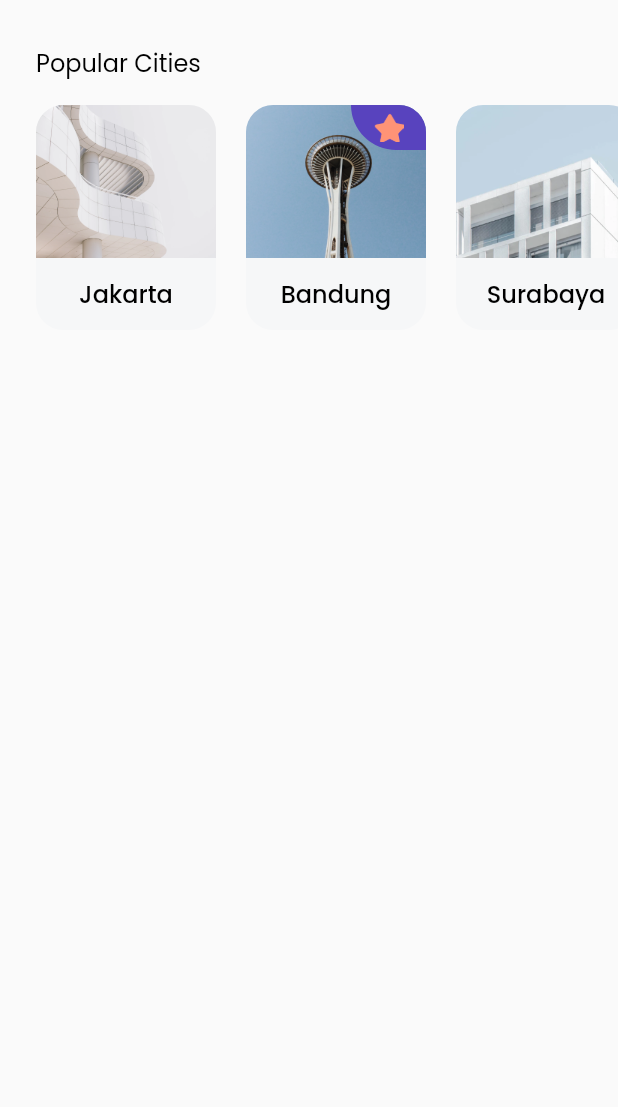
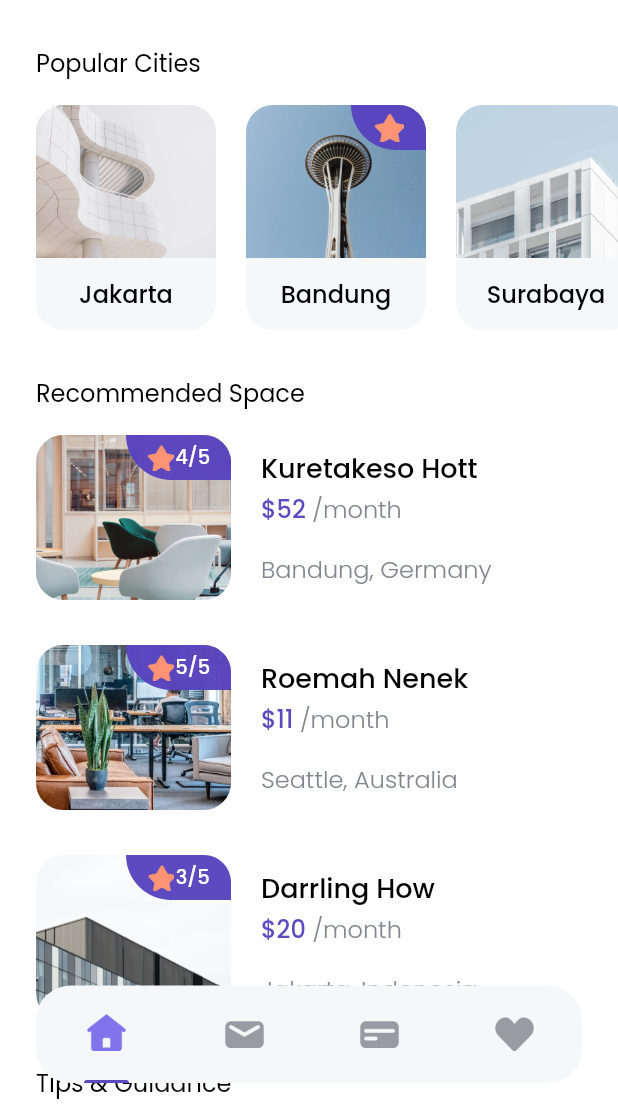
Before and after one commit to ferhatmuhamad/cozy_app, a Flutter app: the screen it shows after launch, after a tap on "Explore Now", on a phone screen of 412 x 824 dp, the part 129-1236 px from its top. Run offline on Flutter 3.47's test engine with Material 2 defaults, Android fonts, the phone set to English and light mode, and no system bars; our stand-ins replace google_fonts.

```diff
--- a/analysis_options.yaml
+++ b/analysis_options.yaml
@@ -7,7 +7,7 @@
 
 # The following line activates a set of recommended lints for Flutter apps,
 # packages, and plugins designed to encourage good coding practices.
-include: package:flutter_lints/flutter.yaml
+# include: package:flutter_lints/flutter.yaml
 
 linter:
   # The lint rules applied to this project can be customized in the
--- /dev/null
+++ b/lib/models/space.dart
@@ -0,0 +1,20 @@
+// ignore_for_file: public_member_api_docs, sort_constructors_first
+class Space {
+  int id;
+  String name;
+  String imageUrl;
+  int price;
+  String city;
+  String country;
+  int rating;
+
+  Space({
+    required this.id,
+    required this.name,
+    required this.imageUrl,
+    required this.price,
+    required this.city,
+    required this.country,
+    required this.rating,
+  });
+}
--- /dev/null
+++ b/lib/models/tips.dart
@@ -0,0 +1,13 @@
+class Tips {
+  int id;
+  String title;
+  String imageUrl;
+  String updateAt;
+
+  Tips({
+    required this.id,
+    required this.title,
+    required this.imageUrl,
+    required this.updateAt,
+  });
+}
--- a/lib/pages/home_page.dart
+++ b/lib/pages/home_page.dart
@@ -1,5 +1,10 @@
 import 'package:cozy_app/models/city.dart';
+import 'package:cozy_app/models/space.dart';
+import 'package:cozy_app/models/tips.dart';
+import 'package:cozy_app/widgets/bottom_navbar_item.dart';
 import 'package:cozy_app/widgets/city_card.dart';
+import 'package:cozy_app/widgets/space_card.dart';
+import 'package:cozy_app/widgets/tips_card.dart';
 import 'package:flutter/material.dart';
 import '../theme.dart';
 
@@ -9,14 +14,15 @@ class HomePage extends StatelessWidget {
   @override
   Widget build(BuildContext context) {
     return Scaffold(
+      backgroundColor: whiteColor,
       body: SafeArea(
-        child: Padding(
-          padding: EdgeInsets.only(
-            top: edge,
-            bottom: edge,
-          ),
+        bottom: false,
         child: ListView(
           children: [
+            SizedBox(
+              height: edge,
+            ),
+            // NOTE: TITLE/HEADER
             Padding(
               padding: const EdgeInsets.only(left: 24),
               child: Text(
@@ -42,6 +48,7 @@ class HomePage extends StatelessWidget {
             ),
             const SizedBox(height: 16),
             Container(
+              // NOTE: POPULAR CITIES
               height: 150,
               child: ListView(
                 scrollDirection: Axis.horizontal,
@@ -74,10 +81,133 @@ class HomePage extends StatelessWidget {
                 ],
               ),
             ),
+            const SizedBox(height: 30),
+            // NOTE: RECOMENDED CITIES
+            Padding(
+              padding: const EdgeInsets.only(left: 24),
+              child: Text(
+                'Recommended Space',
+                style: regulerTextStyle.copyWith(fontSize: 16),
+              ),
+            ),
+            const SizedBox(height: 16),
+            Padding(
+              padding: const EdgeInsets.symmetric(horizontal: 24.0),
+              child: Column(
+                children: [
+                  SpaceCard(
+                    Space(
+                      id: 1,
+                      name: 'Kuretakeso Hott',
+                      imageUrl: 'assets/images/space1.png',
+                      price: 52,
+                      city: 'Bandung',
+                      country: 'Germany',
+                      rating: 4,
+                    ),
+                  ),
+                  const SizedBox(height: 30),
+                  SpaceCard(
+                    Space(
+                      id: 2,
+                      name: 'Roemah Nenek',
+                      imageUrl: 'assets/images/space2.png',
+                      price: 11,
+                      city: 'Seattle',
+                      country: 'Australia',
+                      rating: 5,
+                    ),
+                  ),
+                  const SizedBox(height: 30),
+                  SpaceCard(
+                    Space(
+                      id: 3,
+                      name: 'Darrling How',
+                      imageUrl: 'assets/images/space3.png',
+                      price: 20,
+                      city: 'Jakarta',
+                      country: 'Indonesia',
+                      rating: 3,
+                    ),
+                  ),
                 ],
               ),
             ),
+            const SizedBox(height: 30),
+            // NOTE: TIPS & GUIDANCE
+            Padding(
+              padding: const EdgeInsets.only(left: 24),
+              child: Text(
+                'Tips & Guidance',
+                style: regulerTextStyle.copyWith(fontSize: 16),
               ),
+            ),
+            const SizedBox(height: 16),
+            Padding(
+              padding: const EdgeInsets.symmetric(horizontal: 24.0),
+              child: Column(
+                children: [
+                  TipsCard(
+                    Tips(
+                      id: 1,
+                      title: 'City Guidelines',
+                      imageUrl: 'assets/images/tips1.png',
+                      updateAt: '20 Apr',
+                    ),
+                  ),
+                  SizedBox(
+                    height: 20,
+                  ),
+                  TipsCard(
+                    Tips(
+                      id: 2,
+                      title: 'Jakarta Fairship',
+                      imageUrl: 'assets/images/tips2.png',
+                      updateAt: '11 Dec',
+                    ),
+                  ),
+                ],
+              ),
+            ),
+            SizedBox(
+              height: 80 + edge,
+            ),
+          ],
+        ),
+      ),
+      floatingActionButton: Container(
+        height: 65,
+        width: MediaQuery.of(context).size.width - (2 * edge),
+        margin: EdgeInsets.symmetric(
+          horizontal: edge,
+        ),
+        decoration: BoxDecoration(
+          color: Color(0xFFF6F7F8),
+          borderRadius: BorderRadius.circular(23),
+        ),
+        child: Row(
+          mainAxisAlignment: MainAxisAlignment.spaceAround,
+          children: [
+            BottomNavbarItem(
+              imageUrl: 'assets/icons/icon_home.png',
+              isActive: true,
+            ),
+            BottomNavbarItem(
+              imageUrl: 'assets/icons/icon_message.png',
+              isActive: false,
+            ),
+            BottomNavbarItem(
+              imageUrl: 'assets/icons/icon_card.png',
+              isActive: false,
+            ),
+            BottomNavbarItem(
+              imageUrl: 'assets/icons/icon_love.png',
+              isActive: false,
+            ),
+          ],
+        ),
+      ),
+      floatingActionButtonLocation: FloatingActionButtonLocation.centerFloat,
     );
   }
 }
--- a/lib/pages/splash_page.dart
+++ b/lib/pages/splash_page.dart
@@ -8,6 +8,7 @@ class SplashPage extends StatelessWidget {
   @override
   Widget build(BuildContext context) {
     return Scaffold(
+      backgroundColor: whiteColor,
       body: SafeArea(
         bottom: false,
         child: Stack(
--- a/lib/theme.dart
+++ b/lib/theme.dart
@@ -1,7 +1,7 @@
 import 'package:flutter/material.dart';
 import 'package:google_fonts/google_fonts.dart';
 
-Color purpleColor = Color(0xff5843BE);
+Color purpleColor = Color(0xff75843BE);
 Color orangeColor = Color(0xffFF9376);
 Color blackColor = Color(0xff000000);
 Color whiteColor = Color(0xffFFFFFF);
--- /dev/null
+++ b/lib/widgets/bottom_navbar_item.dart
@@ -0,0 +1,38 @@
+import 'package:cozy_app/theme.dart';
+import 'package:flutter/material.dart';
+
+class BottomNavbarItem extends StatelessWidget {
+  final String imageUrl;
+  final bool isActive;
+
+  BottomNavbarItem({
+    required this.imageUrl,
+    required this.isActive,
+  });
+
+  @override
+  Widget build(BuildContext context) {
+    return Column(
+      children: [
+        Spacer(),
+        Image.asset(
+          this.imageUrl,
+          width: 26,
+        ),
+        Spacer(),
+        isActive
+            ? Container(
+                width: 30,
+                height: 2,
+                decoration: BoxDecoration(
+                  color: purpleColor,
+                  borderRadius: BorderRadius.vertical(
+                    top: Radius.circular(1000),
+                  ),
+                ),
+              )
+            : Container(),
+      ],
+    );
+  }
+}
--- /dev/null
+++ b/lib/widgets/space_card.dart
@@ -0,0 +1,108 @@
+import 'package:cozy_app/pages/detail_page.dart';
+
+import '../models/space.dart';
+import 'package:cozy_app/theme.dart';
+import 'package:flutter/material.dart';
+
+class SpaceCard extends StatelessWidget {
+  final Space space;
+  SpaceCard(this.space);
+  // const SpaceCard({Key? key}) : super(key: key);
+
+  @override
+  Widget build(BuildContext context) {
+    return InkWell(
+      onTap: () {
+        Navigator.push(
+          context,
+          MaterialPageRoute(
+            builder: (context) => DetailPage(),
+          ),
+        );
+      },
+      child: Row(
+        children: [
+          ClipRRect(
+            borderRadius: BorderRadius.circular(18),
+            child: Container(
+              width: 130,
+              height: 110,
+              child: Stack(
+                children: [
+                  Image.asset(space.imageUrl),
+                  Align(
+                    alignment: Alignment.topRight,
+                    child: Container(
+                      width: 70,
+                      height: 30,
+                      decoration: BoxDecoration(
+                        color: purpleColor,
+                        borderRadius: BorderRadius.only(
+                          bottomLeft: Radius.circular(36),
+                        ),
+                      ),
+                      child: Row(
+                        mainAxisAlignment: MainAxisAlignment.center,
+                        crossAxisAlignment: CrossAxisAlignment.center,
+                        children: [
+                          Image.asset(
+                            'assets/icons/icon_star.png',
+                            width: 18,
+                            height: 18,
+                          ),
+                          const SizedBox(width: 1),
+                          Text(
+                            '${space.rating}/5',
+                            style: whiteTextStyle.copyWith(
+                              fontSize: 13,
+                            ),
+                          ),
+                        ],
+                      ),
+                    ),
+                  ),
+                ],
+              ),
+            ),
+          ),
+          const SizedBox(width: 20),
+          Column(
+            crossAxisAlignment: CrossAxisAlignment.start,
+            children: [
+              Text(
+                space.name,
+                style: blackTextStyle.copyWith(
+                  fontSize: 18,
+                ),
+              ),
+              const SizedBox(height: 2),
+              Text.rich(
+                TextSpan(
+                  text: '\$${space.price}',
+                  style: purpleTextStyle.copyWith(
+                    fontSize: 16,
+                  ),
+                  children: [
+                    TextSpan(
+                      text: ' /month',
+                      style: greyTextStyle.copyWith(
+                        fontSize: 16,
+                      ),
+                    ),
+                  ],
+                ),
+              ),
+              const SizedBox(height: 16),
+              Text(
+                '${space.city}, ${space.country}',
+                style: greyTextStyle.copyWith(
+                  fontSize: 16,
+                ),
+              ),
+            ],
+          ),
+        ],
+      ),
+    );
+  }
+}
--- /dev/null
+++ b/lib/widgets/tips_card.dart
@@ -0,0 +1,51 @@
+import 'package:cozy_app/models/tips.dart';
+import 'package:cozy_app/theme.dart';
+import 'package:flutter/material.dart';
+
+class TipsCard extends StatelessWidget {
+  final Tips tips;
+  TipsCard(this.tips);
+  // const TipsCard({Key? key}) : super(key: key);
+
+  @override
+  Widget build(BuildContext context) {
+    return Row(
+      children: [
+        Image.asset(
+          tips.imageUrl,
+          width: 80,
+        ),
+        SizedBox(
+          width: 16,
+        ),
+        Column(
+          crossAxisAlignment: CrossAxisAlignment.start,
+          children: [
+            Text(
+              tips.title,
+              style: blackTextStyle.copyWith(
+                fontSize: 18,
+              ),
+            ),
+            SizedBox(
+              height: 4,
+            ),
+            Text(
+              'Updated ${tips.updateAt}',
+              style: greyTextStyle,
+            )
+          ],
+        ),
+        Spacer(),
+        IconButton(
+          onPressed: () {},
+          icon: Icon(
+            Icons.chevron_right,
+            size: 26,
+            color: greyColor,
+          ),
+        ),
+      ],
+    );
+  }
+}
--- a/pubspec.yaml
+++ b/pubspec.yaml
@@ -31,6 +31,7 @@ dependencies:
     sdk: flutter
   cupertino_icons: ^1.0.2
   google_fonts: ^3.0.1
+  url_launcher: ^6.1.7
 
 dev_dependencies:
   # The "flutter_lints" package below contains a set of recommended lints to
```
Also changed, not shown: lib/pages/detail_page.dart (added, +306 -0 lines), lib/widgets/facility_item.dart (added, +48 -0 lines), pubspec.lock, 6 other files. Lines whose indentation alone changed are shown as unchanged.
